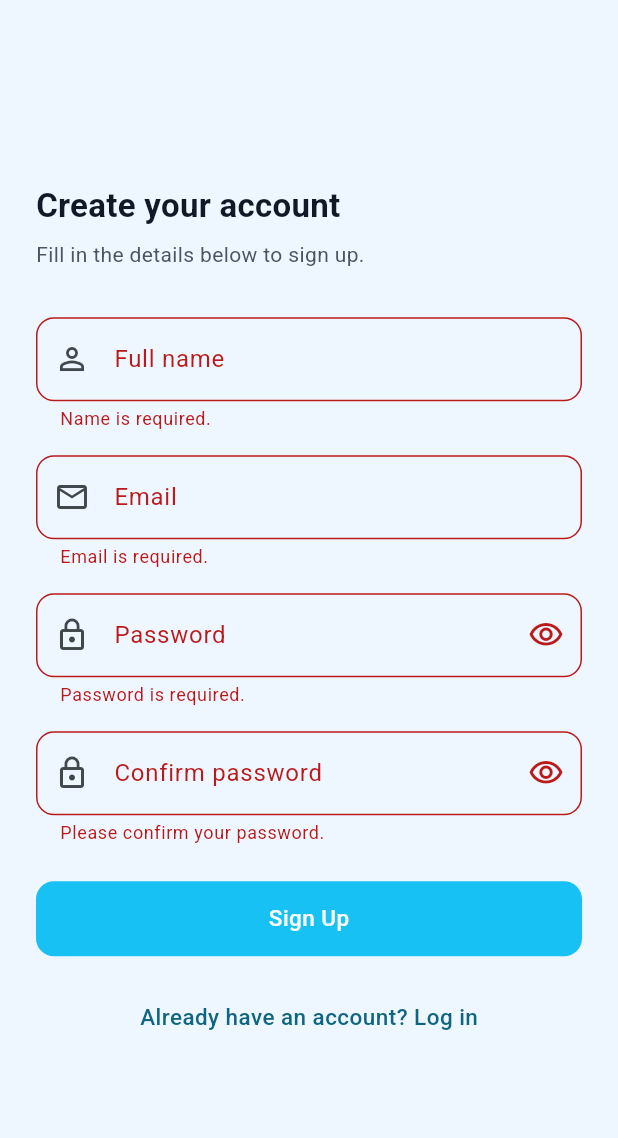
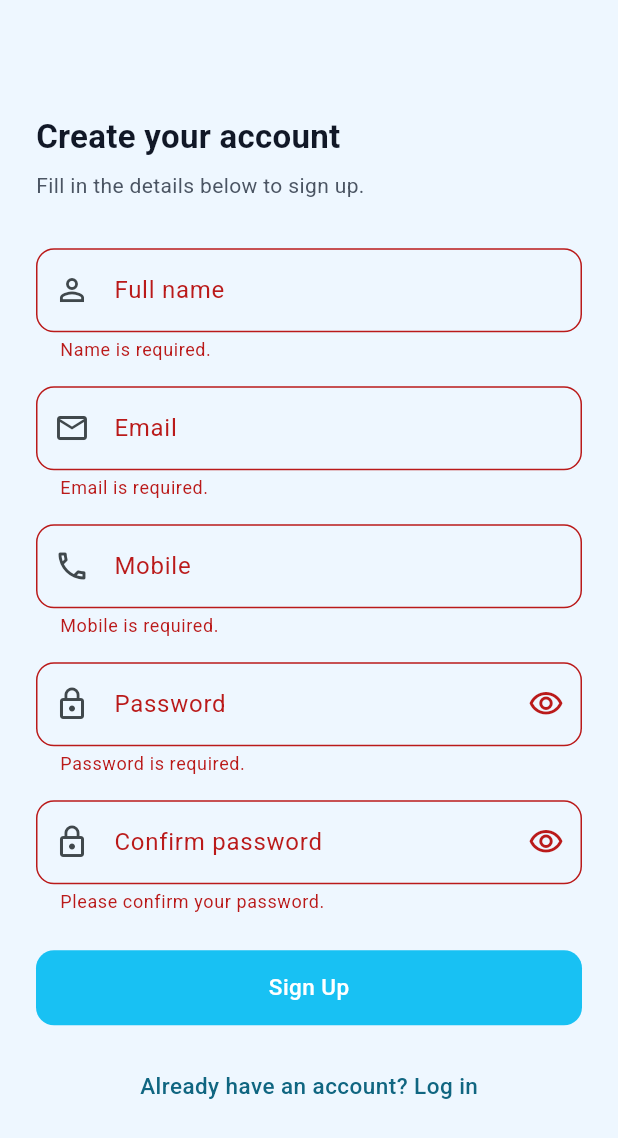
Before and after one commit to arrahman10/task-manager, a Flutter app: the RegisterScreen screen opened by its route, after a tap on "Sign Up", on a phone screen of 412 x 824 dp. Shown: the top 1138 px of the screen. Run offline on Flutter 3.47's test engine with Material 3 defaults, Android fonts, the phone set to English and light mode, and no system bars; our stand-ins replace flutter_svg, shared_preferences; accounts and stored records are empty.

Commit message:
feat: add mobile field to registration form
- Add mobile TextFormField with Bangladeshi 11-digit (01XXXXXXXXX) validation
- Wire the mobile value into AuthApi.register so it is sent to the backend
- Dispose the mobile TextEditingController alongside other form controllers

```diff
--- a/lib/core/network/api_client.dart
+++ b/lib/core/network/api_client.dart
@@ -3,7 +3,7 @@ import 'dart:convert';
 import 'package:http/http.dart' as http;
 import 'package:task_manager/core/network/api_config.dart';
 import 'package:task_manager/core/network/api_exception.dart';
-import 'package:task_manager/core/session/session_manager.dart';
+import 'package:task_manager/session/session_manager.dart';
 
 class ApiClient {
   ApiClient({http.Client? client}) : _client = client ?? http.Client();
--- a/lib/core/widgets/app_drawer.dart
+++ b/lib/core/widgets/app_drawer.dart
@@ -1,5 +1,5 @@
 import 'package:flutter/material.dart';
-import 'package:task_manager/core/session/session_manager.dart';
+import 'package:task_manager/session/session_manager.dart';
 import 'package:task_manager/core/widgets/glass_container.dart';
 import 'package:task_manager/routing/route_names.dart';
 
--- a/lib/features/auth/register_screen.dart
+++ b/lib/features/auth/register_screen.dart
@@ -18,6 +18,7 @@ class _RegisterScreenState extends State<RegisterScreen> {
 
   final _nameController = TextEditingController();
   final _emailController = TextEditingController();
+  final _mobileController = TextEditingController();
   final _passwordController = TextEditingController();
   final _confirmPasswordController = TextEditingController();
 
@@ -29,6 +30,7 @@ class _RegisterScreenState extends State<RegisterScreen> {
   void dispose() {
     _nameController.dispose();
     _emailController.dispose();
+    _mobileController.dispose();
     _passwordController.dispose();
     _confirmPasswordController.dispose();
     super.dispose();
@@ -54,6 +56,23 @@ class _RegisterScreenState extends State<RegisterScreen> {
     if (!regExp.hasMatch(value.trim())) {
       return 'Please enter a valid email address.';
     }
+    return null;
+  }
+
+  String? _validateMobile(String? value) {
+    final String text = value?.trim() ?? '';
+
+    if (text.isEmpty) {
+      return 'Mobile is required.';
+    }
+
+    // Only allow 11-digit Bangladeshi mobile in local format: 01XXXXXXXXX
+    final RegExp bdLocalMobileRegExp = RegExp(r'^01\d{9}$');
+
+    if (!bdLocalMobileRegExp.hasMatch(text)) {
+      return 'Please enter a valid Bangladeshi mobile number (e.g. 01712345678).';
+    }
+
     return null;
   }
 
@@ -92,11 +111,13 @@ class _RegisterScreenState extends State<RegisterScreen> {
     try {
       final String fullName = _nameController.text.trim();
       final String email = _emailController.text.trim();
+      final String mobile = _mobileController.text.trim();
       final String password = _passwordController.text.trim();
 
       await authApi.register(
         fullName: fullName,
         email: email,
+        mobile: mobile,
         password: password,
       );
 
@@ -149,7 +170,7 @@ class _RegisterScreenState extends State<RegisterScreen> {
                   crossAxisAlignment: CrossAxisAlignment.start,
                   mainAxisSize: MainAxisSize.min,
                   children: [
-                    Text(
+                    const Text(
                       'Create your account',
                       style: AppTypography.h1,
                     ),
@@ -190,6 +211,22 @@ class _RegisterScreenState extends State<RegisterScreen> {
                       keyboardType: TextInputType.emailAddress,
                       textInputAction: TextInputAction.next,
                       validator: _validateEmail,
+                    ),
+                    const SizedBox(height: 16),
+
+                    // Mobile
+                    TextFormField(
+                      controller: _mobileController,
+                      decoration: InputDecoration(
+                        labelText: 'Mobile',
+                        prefixIcon: const Icon(Icons.phone_outlined),
+                        border: OutlineInputBorder(
+                          borderRadius: BorderRadius.circular(12),
+                        ),
+                      ),
+                      keyboardType: TextInputType.phone,
+                      textInputAction: TextInputAction.next,
+                      validator: _validateMobile,
                     ),
                     const SizedBox(height: 16),
 
--- a/lib/features/profile/profile_screen.dart
+++ b/lib/features/profile/profile_screen.dart
@@ -1,5 +1,5 @@
 import 'package:flutter/material.dart';
-import 'package:task_manager/core/session/session_manager.dart';
+import 'package:task_manager/session/session_manager.dart';
 import 'package:task_manager/core/widgets/glass_container.dart';
 import 'package:task_manager/core/widgets/screen_background.dart';
 
--- a/lib/features/splash/splash_screen.dart
+++ b/lib/features/splash/splash_screen.dart
@@ -1,6 +1,6 @@
 import 'package:flutter/material.dart';
 import 'package:task_manager/core/constants/app_typography.dart';
-import 'package:task_manager/core/session/session_manager.dart';
+import 'package:task_manager/session/session_manager.dart';
 import 'package:task_manager/core/widgets/app_loader.dart';
 import 'package:task_manager/core/widgets/screen_background.dart';
 import 'package:task_manager/routing/route_names.dart';
```
Also changed, not shown: lib/session/session_manager.dart (renamed from lib/core/session/session_manager.dart).
